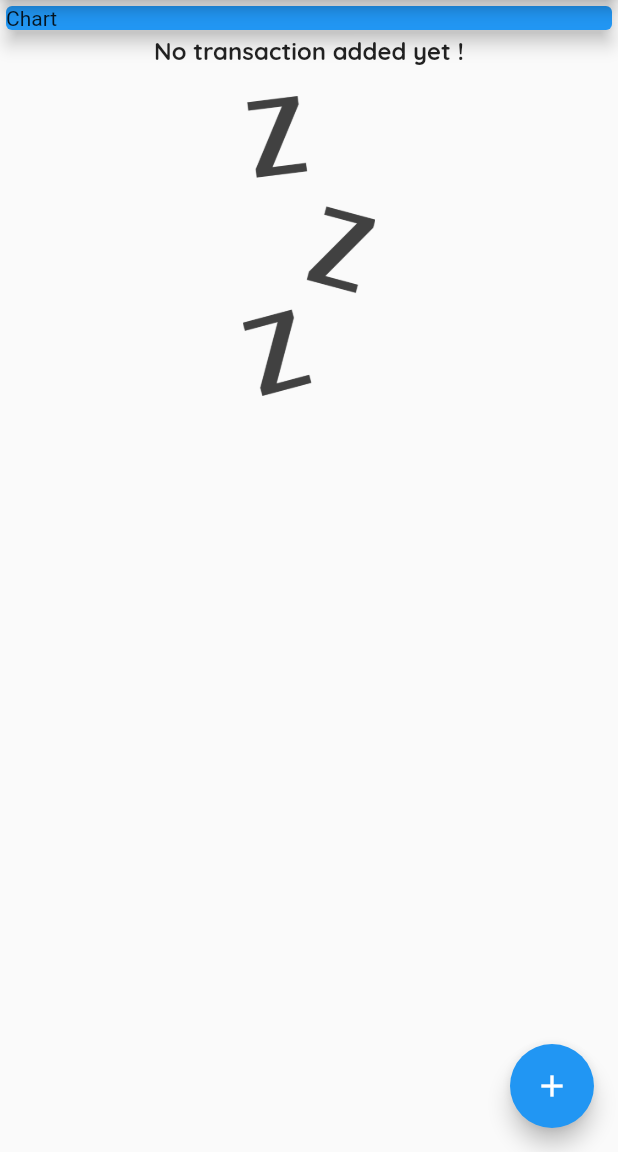
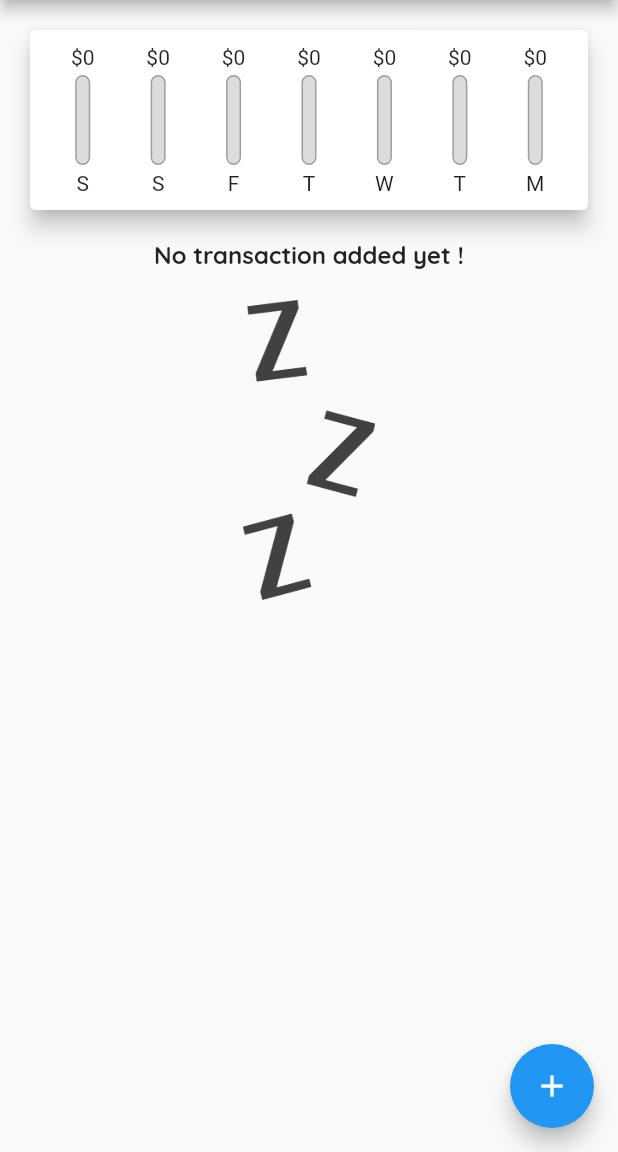
Before and after one commit to HaMinhThien-IT/spending_management_app, a Flutter app: the screen it shows after launch, on a phone screen of 412 x 824 dp, the part 84-1236 px from its top. Run offline on Flutter 3.47's test engine with Material 2 defaults, Android fonts, the phone set to English and light mode, and no system bars.

Commit message:
done app spending management

```diff
--- a/lib/main.dart
+++ b/lib/main.dart
@@ -98,13 +98,7 @@ class _MyHomePageState extends State<MyHomePage> {
         child: Column(
           crossAxisAlignment: CrossAxisAlignment.stretch,
           children: <Widget>[
-            Container(
-                width: double.infinity,
-                child: const Card(
-                  elevation: 5,
-                  color: Colors.blue,
-                  child: Text('Chart'),
-                )),
+            Chart(recentTransaction: _recentTransactions),
             // const UserTransaction()
             TransactionList(
               transactions: _userTransaction,
--- a/lib/widgets/chart.dart
+++ b/lib/widgets/chart.dart
@@ -1,5 +1,6 @@
 import 'package:flutter/material.dart';
 import '../models/transaction.dart';
+import '../widgets/chart_bar.dart';
 import 'package:intl/intl.dart';
 
 class Chart extends StatelessWidget {
@@ -19,17 +20,40 @@ class Chart extends StatelessWidget {
           totalSum += tx.amount;
         }
       }
-      return {'day': DateFormat.E(weekDay), 'amount': totalSum};
+      return {
+        'day': DateFormat.E().format(weekDay).substring(0, 1),
+        'amount': totalSum,
+      };
+    });
+  }
+
+  double get maxSpending {
+    return groupTransactionValues.fold(0.0, (sum, item) {
+      return sum + (item['amount'] as double);
     });
   }
 
   @override
   Widget build(BuildContext context) {
-    return const Card(
+    return Card(
       elevation: 6,
-      margin: EdgeInsets.all(20),
-      child: Row(
-        children: <Widget>[],
+      margin: const EdgeInsets.all(20),
+      child: Padding(
+        padding: const EdgeInsets.all(10),
+        child: Row(
+          mainAxisAlignment: MainAxisAlignment.spaceAround,
+          children: groupTransactionValues.map((data) {
+            return Flexible(
+              fit: FlexFit.tight,
+              child: ChartBar(
+                  label: data['day'] as String,
+                  spendingAmount: (data['amount'] as double),
+                  spendingPctOfTotal: maxSpending == 0.0
+                      ? 0.0
+                      : (data['amount'] as double) / maxSpending),
+            );
+          }).toList(),
+        ),
       ),
     );
   }
--- /dev/null
+++ b/lib/widgets/chart_bar.dart
@@ -0,0 +1,53 @@
+import 'package:flutter/material.dart';
+
+class ChartBar extends StatelessWidget {
+  final String label;
+  final double spendingAmount;
+  final double spendingPctOfTotal;
+  const ChartBar(
+      {Key? key,
+      required this.label,
+      required this.spendingAmount,
+      required this.spendingPctOfTotal})
+      : super(key: key);
+
+  @override
+  Widget build(BuildContext context) {
+    return Column(
+      children: <Widget>[
+        FittedBox(child: Text('\$${spendingAmount.toStringAsFixed(0)}')),
+        const SizedBox(
+          height: 4,
+        ),
+        Container(
+          height: 60,
+          width: 10,
+          child: Stack(
+            children: <Widget>[
+              Container(
+                decoration: BoxDecoration(
+                  borderRadius: BorderRadius.circular(10),
+                  border: Border.all(width: 1, color: Colors.grey),
+                  color: const Color.fromRGBO(220, 220, 220, 1),
+                ),
+              ),
+              FractionallySizedBox(
+                heightFactor: spendingPctOfTotal,
+                child: Container(
+                  decoration: BoxDecoration(
+                    color: Theme.of(context).primaryColor,
+                    borderRadius: BorderRadius.circular(10),
+                  ),
+                ),
+              )
+            ],
+          ),
+        ),
+        const SizedBox(
+          height: 4,
+        ),
+        Text(label),
+      ],
+    );
+  }
+}
--- a/lib/widgets/transaction_list.dart
+++ b/lib/widgets/transaction_list.dart
@@ -9,7 +9,7 @@ class TransactionList extends StatelessWidget {
   @override
   Widget build(BuildContext context) {
     return Container(
-      height: 300,
+      height: 400,
       child: transactions.isEmpty
           ? Column(
               children: <Widget>[
```
